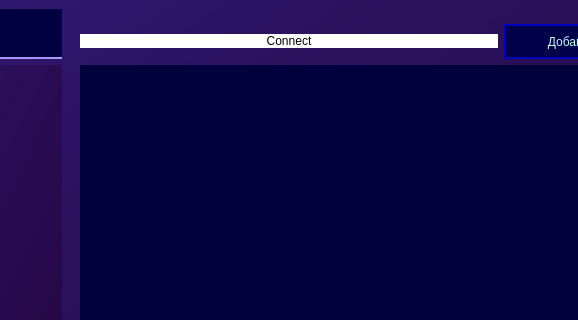
Above: Client/MainWindow.ui from zorroBinn/QuickDialog before the change; both pictures show x 251 to 829 and y 0 to 320 of the 1032 by 706 pixel window. Below: the same form after it.
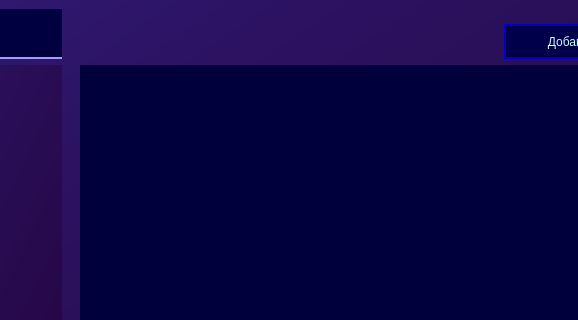
That is the form after the change. Icons and pictures are not drawn.

Diff of the .ui file:
```diff
--- a/Client/MainWindow.ui
+++ b/Client/MainWindow.ui
@@ -240,16 +240,6 @@
            </property>
           </widget>
          </item>
-         <item row="1" column="0">
-          <widget class="QPushButton" name="pushButton_connect">
-           <property name="styleSheet">
-            <string notr="true">background-color: rgb(255, 255, 255);</string>
-           </property>
-           <property name="text">
-            <string>Connect</string>
-           </property>
-          </widget>
-         </item>
         </layout>
        </widget>
       </item>
```
